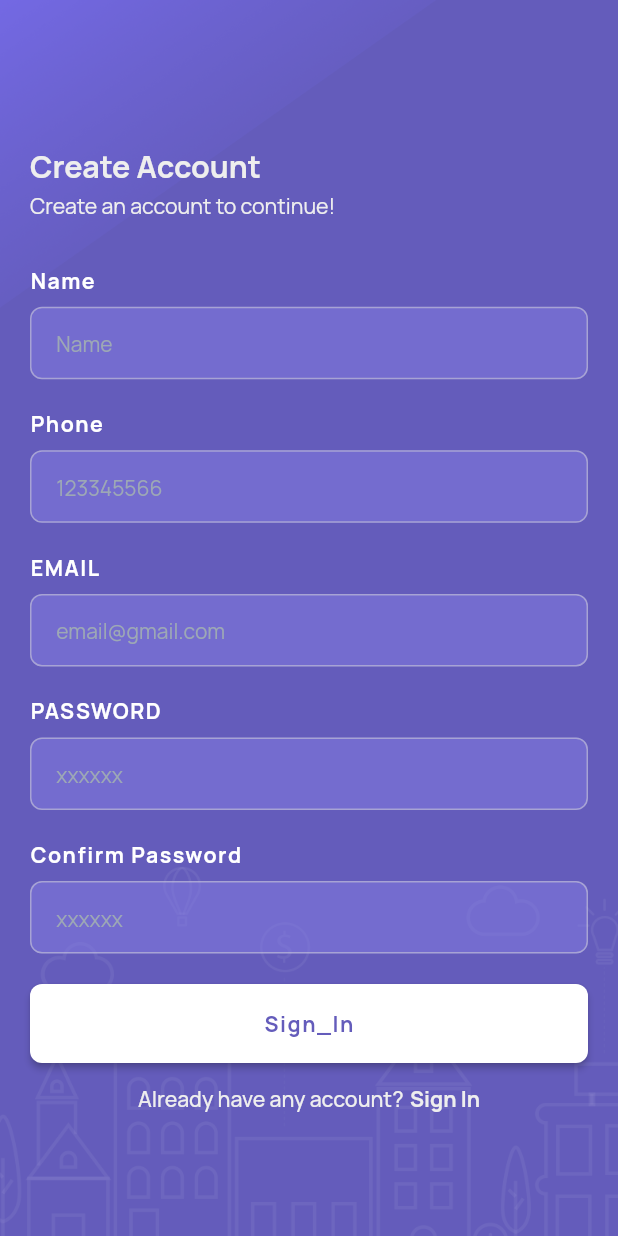
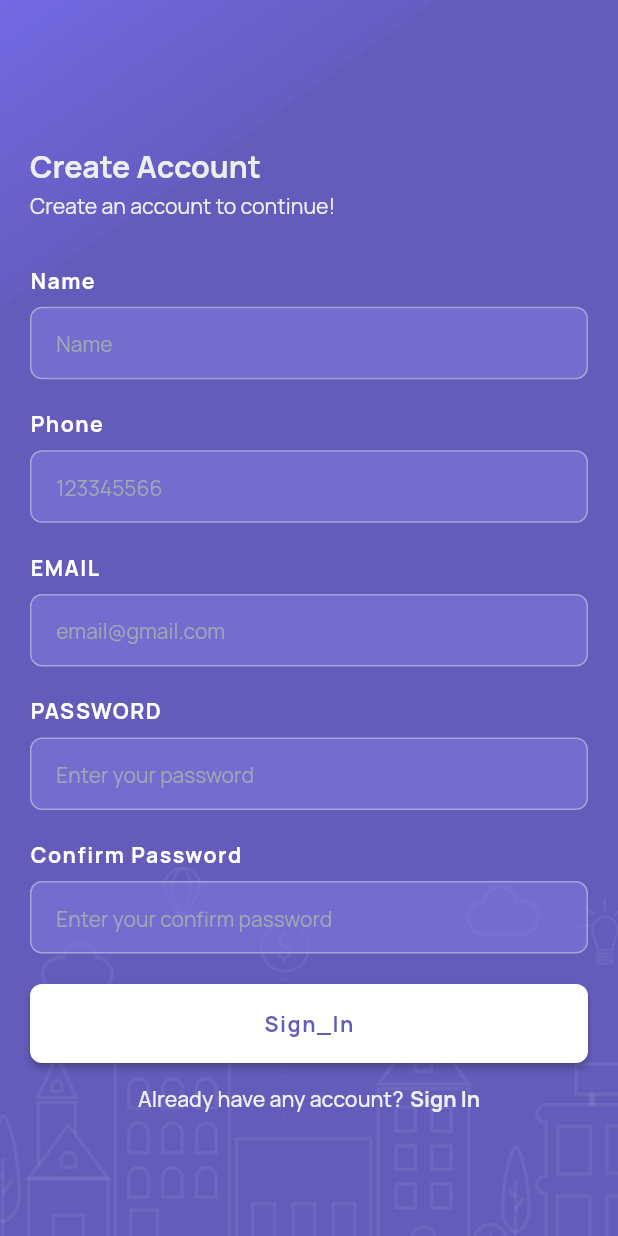
Before and after one commit to rd-seto/kelolarumah, a Flutter app: the SignUpScreen screen opened directly, on a phone screen of 412 x 824 dp. Run offline on Flutter 3.47's test engine with Material 2 defaults, Android fonts, the phone set to English and light mode, and no system bars; drawn by our look-alikes of flutter_easyloading; our stand-ins replace cached_network_image, dio, dotted_border, easy_localization, equatable, file_picker and 11 more; missing offline and left inert: tf_dio_cache; accounts and stored records are empty.

Commit message:
sign in and sign up page update

```diff
--- a/lib/pages/auth/forget_pass/forget_pass_screen.dart
+++ b/lib/pages/auth/forget_pass/forget_pass_screen.dart
@@ -46,6 +46,7 @@ class ForgetPassScreen extends StatelessWidget {
                     ),
                     AuthFromField(
                       controller: emailController,
+                      cursorColor: AppColors.colorWhite,
                       hintText: "EMAIL",
                       title: "EMAIL",
                     ),
--- a/lib/pages/auth/login/login_screen.dart
+++ b/lib/pages/auth/login/login_screen.dart
@@ -52,6 +52,7 @@ class LoginScreen extends StatelessWidget {
                 AuthFromField(
                   hintText: "Email",
                   title: "Email",
+                  cursorColor: AppColors.colorWhite,
                   onChange: (email) {
                     userLogin.email = email;
                   },
@@ -60,7 +61,8 @@ class LoginScreen extends StatelessWidget {
                   height: 20.h,
                 ),
                 AuthFromField(
-                  hintText: "xxxxxx",
+                  cursorColor: AppColors.colorWhite,
+                  hintText: "Enter your password",
                   title: "Password",
                   onChange: (password) {
                     userLogin.password = password;
--- a/lib/pages/auth/registration/signup_screen.dart
+++ b/lib/pages/auth/registration/signup_screen.dart
@@ -61,6 +61,7 @@ class SignUpScreen extends StatelessWidget {
                 AuthFromField(
                   title: "name",
                   hintText: "name",
+                  cursorColor: AppColors.colorWhite,
                   onChange: (val) {
                     userRegistration.name = val;
                   },
@@ -71,6 +72,7 @@ class SignUpScreen extends StatelessWidget {
                 AuthFromField(
                   title: "Phone",
                   hintText: "123345566",
+                  cursorColor: AppColors.colorWhite,
                   onChange: (val) {
                     userRegistration.phone = val;
                   },
@@ -81,6 +83,7 @@ class SignUpScreen extends StatelessWidget {
                 AuthFromField(
                   title: "EMAIL",
                   hintText: "email@gmail.com",
+                  cursorColor: AppColors.colorWhite,
                   onChange: (val) {
                     userRegistration.email = val;
                   },
@@ -90,7 +93,8 @@ class SignUpScreen extends StatelessWidget {
                 ),
                 AuthFromField(
                   title: "PASSWORD",
-                  hintText: "xxxxxx",
+                  hintText: "Enter your password",
+                  cursorColor: AppColors.colorWhite,
                   onChange: (val) {
                     userRegistration.password = val;
                   },
@@ -100,35 +104,12 @@ class SignUpScreen extends StatelessWidget {
                 ),
                 AuthFromField(
                   title: "Confirm_Password",
-                  hintText: "xxxxxx",
+                  hintText: "Enter your confirm password",
+                  cursorColor: AppColors.colorWhite,
                   onChange: (val) {
                     userRegistration.confirmPassword = val;
                   },
                 ),
-                // SizedBox(
-                //   height: 20.h,
-                // ),
-                // Row(
-                //   children: [
-                //     Container(
-                //       height: 18.h,
-                //       width: 18.w,
-                //       decoration: BoxDecoration(
-                //           borderRadius: BorderRadius.circular(4),
-                //           border: Border.all(color: AppColors.stockColor)),
-                //     ),
-                //     SizedBox(
-                //       width: 8.w,
-                //     ),
-                //     CustomText(
-                //       text: 'Remember_Me',
-                //       color: const Color(0xffEEEEEE),
-                //       fontSize: 12.sp,
-                //       fontWeight: FontWeight.w500,
-                //       height: 1.75,
-                //     ),
-                //   ],
-                // ),
                 SizedBox(
                   height: 20.h,
                 ),
```
